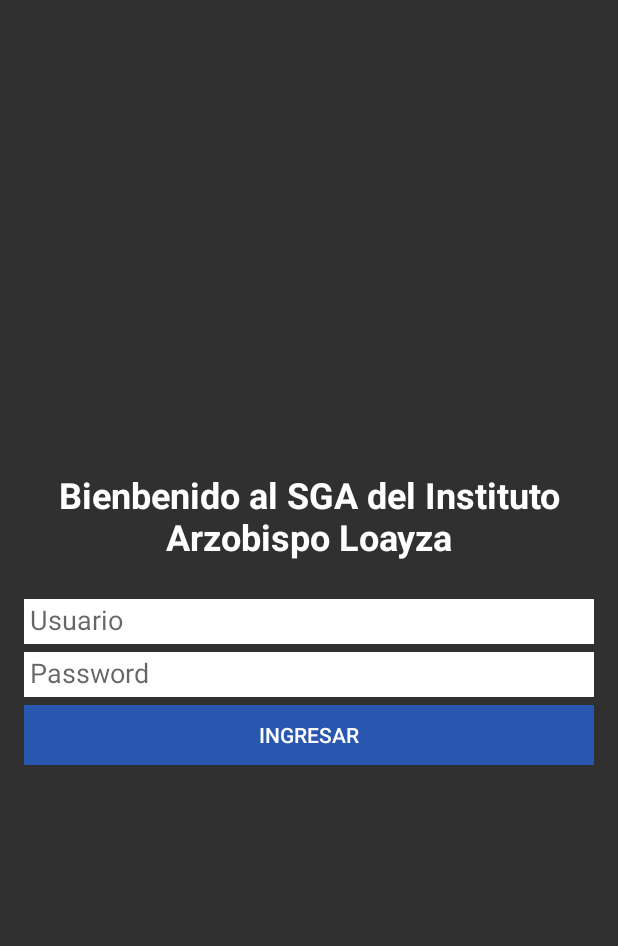
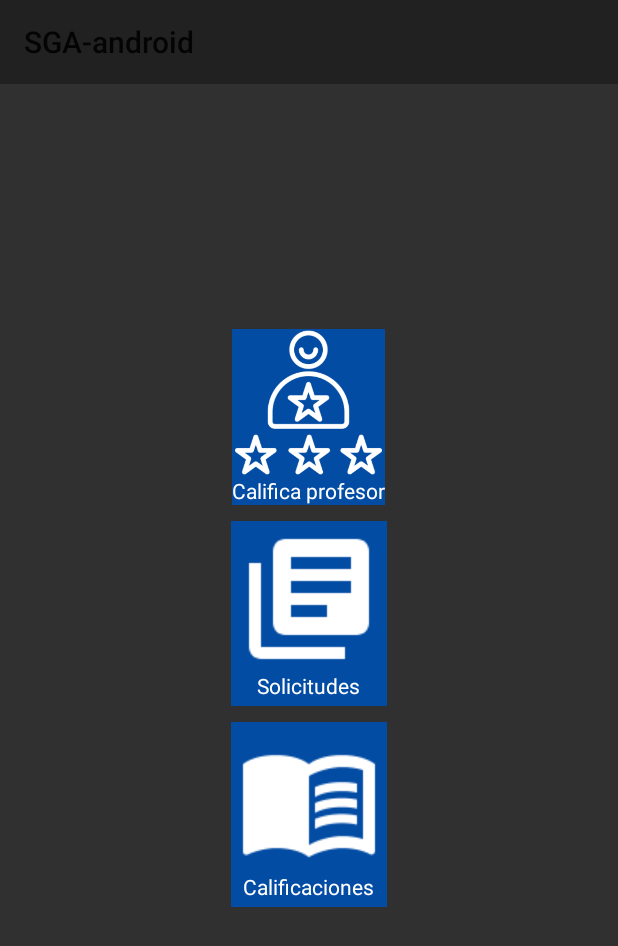
Before and after one commit to FrankCV12345/sga-android, an Android app: the screen it shows after launch (LoginActivity before the commit, MenuPrincipal after it), on a phone screen of 412 x 824 dp. Shown: the top 946 px of the screen. Run offline under Robolectric (Android 15) with nearby library versions, the phone set to English and light mode, and no system bars.

Commit message:
agrego el toolbar

```diff
--- a/app/build.gradle
+++ b/app/build.gradle
@@ -21,7 +21,7 @@ android {
 
 dependencies {
     implementation fileTree(dir: 'libs', include: ['*.jar'])
-    implementation 'androidx.appcompat:appcompat:1.0.2'
+    implementation 'com.android.support:appcompat-v7:29.0.0'
     implementation 'com.google.android.material:material:1.0.0'
     implementation 'androidx.annotation:annotation:1.0.2'
     implementation 'androidx.constraintlayout:constraintlayout:1.1.3'
--- a/app/src/main/AndroidManifest.xml
+++ b/app/src/main/AndroidManifest.xml
@@ -9,9 +9,11 @@
         android:roundIcon="@mipmap/ic_launcher_round"
         android:supportsRtl="true"
         android:theme="@style/AppTheme">
-        <activity android:name=".MenuPrincipal"></activity>
+        <activity android:name=".ui.login.LoginActivity"></activity>
+        <!--android:name=""-->
+
         <activity
-            android:name=".ui.login.LoginActivity"
+            android:name=".MenuPrincipal"
             android:label="@string/app_name">
             <intent-filter>
                 <action android:name="android.intent.action.MAIN" />
--- a/app/src/main/java/com/frank/sga/MenuPrincipal.java
+++ b/app/src/main/java/com/frank/sga/MenuPrincipal.java
@@ -1,14 +1,38 @@
 package com.frank.sga;
 
 import androidx.appcompat.app.AppCompatActivity;
-
+import androidx.appcompat.widget.Toolbar;
+//import androidx.appcompat.widget.Toolbar;
+//import android.content.Intent;
 import android.os.Bundle;
+import android.view.Menu;
+import android.view.MenuItem;
 
 public class MenuPrincipal extends AppCompatActivity {
-
+    Toolbar toolbarMenu;
     @Override
     protected void onCreate(Bundle savedInstanceState) {
         super.onCreate(savedInstanceState);
         setContentView(R.layout.activity_menu_principal);
+
+        toolbarMenu = findViewById(R.id.toolbar);
+        setSupportActionBar(toolbarMenu);
+    }
+
+
+    public boolean onCreateOptionsMenu( Menu menu){
+        getMenuInflater().inflate(R.menu.menu,menu);
+        return true;
+    }
+
+    public boolean onOptionsItemSelected(MenuItem menuItem){
+        switch (menuItem.getItemId()){
+            case R.id.CerrarCession:
+
+                break;
+            case R.id.IrMenu:
+                break;
+        }
+        return true;
     }
 }
--- a/app/src/main/res/layout/activity_menu_principal.xml
+++ b/app/src/main/res/layout/activity_menu_principal.xml
@@ -7,6 +7,11 @@
     tools:context=".MenuPrincipal"
     android:background="@color/colorBackGroundBlackActiviti"
     >
+    <include
+        android:id="@+id/toolbar"
+        layout="@layout/toolbar">
+
+    </include>
     <RelativeLayout
         android:id="@+id/ContIconosMenu"
         android:layout_width="wrap_content"
--- /dev/null
+++ b/app/src/main/res/layout/toolbar.xml
@@ -0,0 +1,7 @@
+<?xml version="1.0" encoding="utf-8"?>
+<androidx.appcompat.widget.Toolbar xmlns:android="http://schemas.android.com/apk/res/android"
+    android:layout_width="match_parent" android:layout_height="wrap_content"
+    android:background="@color/colorBackGroundToolbar"
+    >
+
+</androidx.appcompat.widget.Toolbar>
--- /dev/null
+++ b/app/src/main/res/menu/menu.xml
@@ -0,0 +1,10 @@
+<?xml version="1.0" encoding="utf-8"?>
+<menu  xmlns:app="http://schemas.android.com/apk/res-auto"
+    xmlns:android="http://schemas.android.com/apk/res/android">
+    <Item
+        android:id="@+id/CerrarCession"
+        android:tooltipText="uno"/>
+    <Item
+        android:id="@+id/IrMenu"
+        android:tooltipText="Ir al menu principal"/>
+</menu>
--- a/app/src/main/res/values/colors.xml
+++ b/app/src/main/res/values/colors.xml
@@ -5,6 +5,7 @@
     <color name="colorAccent">#D81B60</color>
     <color name="colorTextForButton">#FFF</color>
     <color name="colorBackGroundBlackActiviti">#303030</color>
+    <color name="colorBackGroundToolbar">#212121</color>
     <color name="colorBackGroundInput">#FFF</color>
     <color name="colorTextTitulo">#FFF</color>
     <color name="colorBackgroundIconMenu">#024CA4</color>
```
